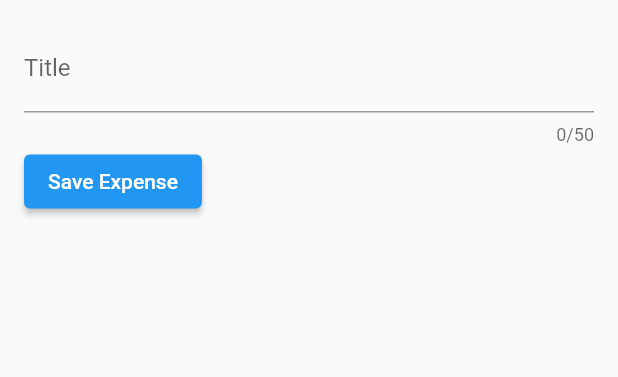
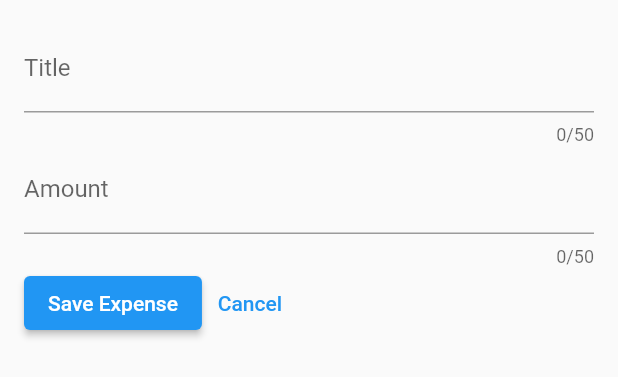
Before and after one commit to omarzouaoui1/Expense-Tracker-App, a Flutter app: the NewExpense widget shown alone on an empty page, opened directly, after a tap on "Save Expense", on a phone screen of 412 x 824 dp. Shown: the top 377 px of the screen. Run offline on Flutter 3.47's test engine with Material 2 defaults, Android fonts, the phone set to English and light mode, and no system bars.

Commit message:
amount input + cancel button

```diff
--- a/expense_tracker_app/lib/widgets/new_expense.dart
+++ b/expense_tracker_app/lib/widgets/new_expense.dart
@@ -9,10 +9,12 @@ class NewExpense extends StatefulWidget {
 
 class _NewExpenseState extends State<NewExpense> {
   final _titleController = TextEditingController();
+  final _amountController = TextEditingController();
 
   @override
   void dispose() {
     _titleController.dispose();
+    _amountController.dispose();
     super.dispose();
   }
 
@@ -29,13 +31,27 @@ class _NewExpenseState extends State<NewExpense> {
               label: Text('Title'),
             ),
           ),
+          TextField(
+            controller: _amountController,
+            keyboardType: TextInputType.number,
+            maxLength: 50,
+            decoration: const InputDecoration(
+              prefixText: '\$ ',
+              label: Text('Amount'),
+            ),
+          ),
           Row(
             children: [
               ElevatedButton(
                 onPressed: () {
                   print(_titleController.text);
+                  print(_amountController.text);
                 },
                 child: const Text('Save Expense'),
+              ),
+              TextButton(
+                onPressed: () {},
+                child: const Text('Cancel'),
               ),
             ],
           )
```
